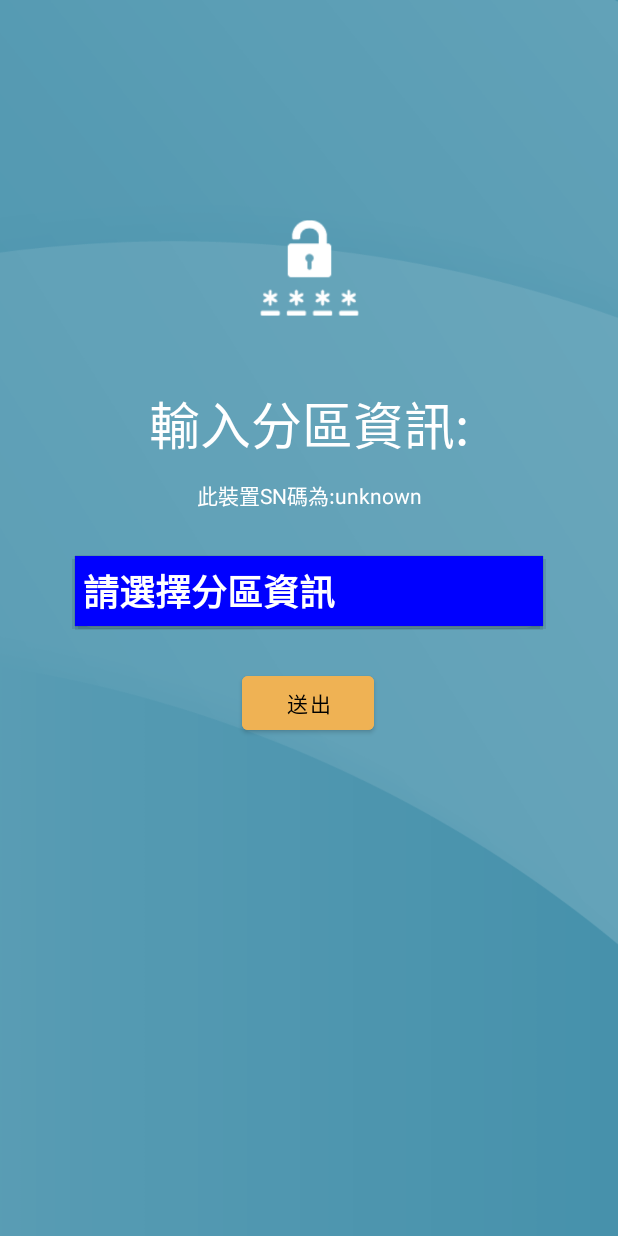
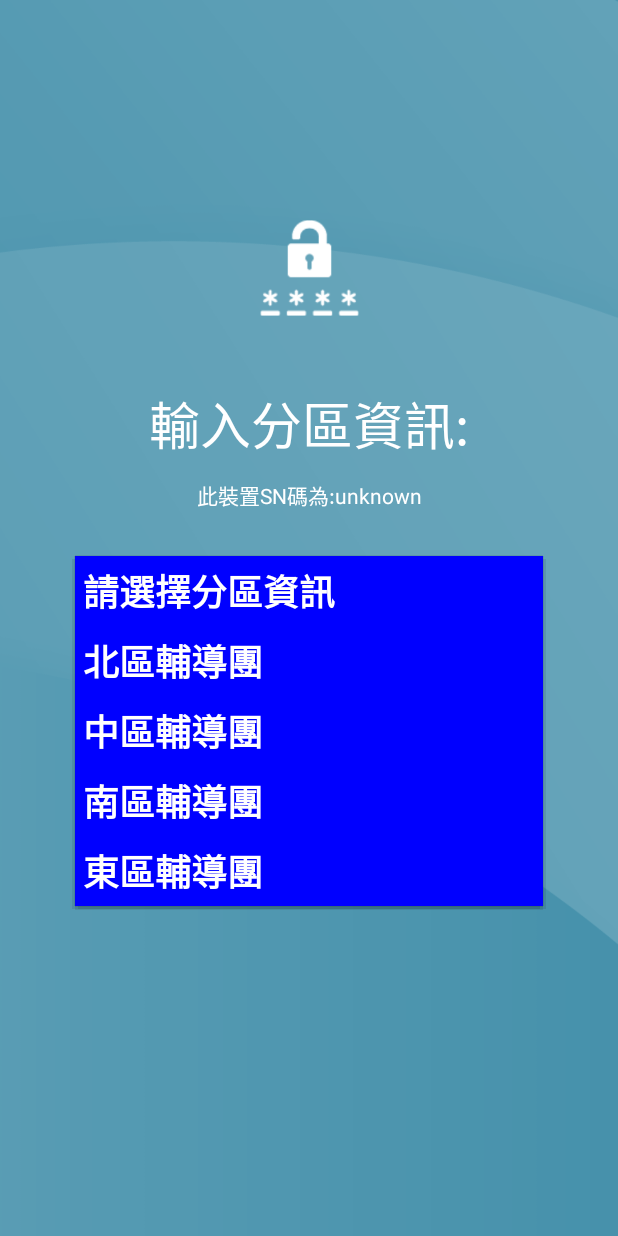
Before and after one commit to mickey234chu/LockScreenServiceFor7to9, an Android app: the screen it shows after launch (FirstActivity), after a tap on "請選擇分區資訊", on a phone screen of 412 x 824 dp. Run offline under Robolectric (Android 15) with nearby library versions, the phone set to English and light mode, and no system bars; libraries missing offline, so code that uses them is left out: pub.devrel.easypermissions.

Commit message:
TEST DATA

```diff
--- a/app/src/main/res/values/strings.xml
+++ b/app/src/main/res/values/strings.xml
@@ -3,11 +3,17 @@
     <!--表面選擇-->
     <string-array name="URL_list">
         <item>請選擇分區資訊</item>
-
+        <item>北區輔導團</item>
+        <item>中區輔導團</item>
+        <item>南區輔導團</item>
+        <item>東區輔導團</item>
     </string-array>
     <!--對應URL-->
     <string-array name="URL_list_value">
         <item>0</item>
-
+        <item>北區輔導團連接</item>
+        <item>中區輔導團連接</item>
+        <item>南區輔導團連接</item>
+        <item>東區輔導團連接</item>
     </string-array>
 </resources>
```
